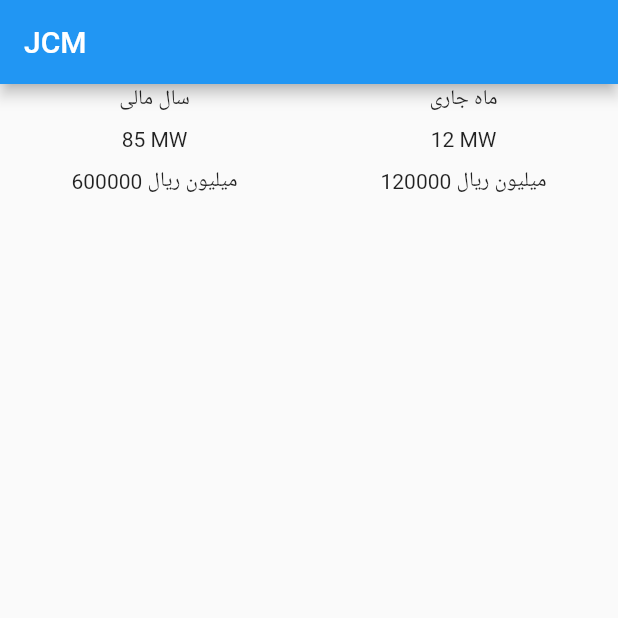
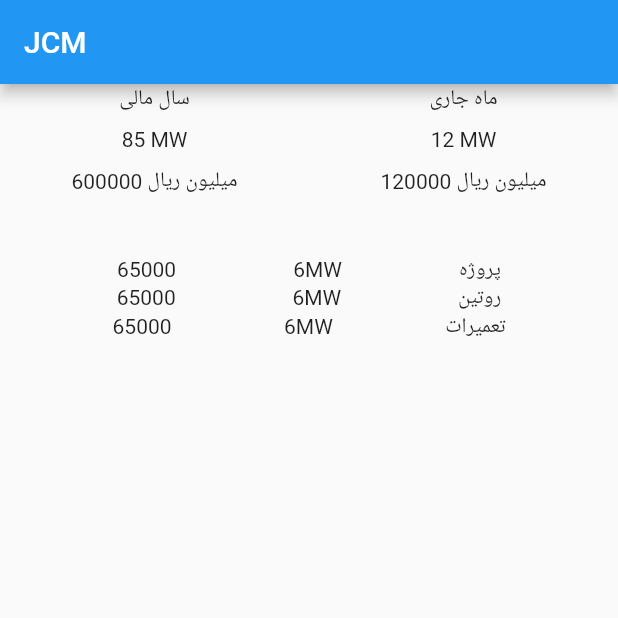
Before and after one commit to b-liva/japp, a Flutter app: the screen it shows after launch, on a phone screen of 412 x 824 dp, the top half of it. Run offline on Flutter 3.47's test engine with Material 2 defaults, Android fonts, the light colour scheme and no system bars.

Commit message:
Add monthly stats by project type

```diff
--- a/lib/main.dart
+++ b/lib/main.dart
@@ -14,7 +14,9 @@ class Home extends StatelessWidget {
         title: Text('JCM '),
 //      backgroundColor: Colors.blueAccent[200],
       ),
-      body: Row(
+      body: Column(
+        children: [
+          Row(
             textDirection: TextDirection.rtl,
             mainAxisAlignment: MainAxisAlignment.spaceAround,
             children: [
@@ -37,6 +39,40 @@ class Home extends StatelessWidget {
                 ],
               ),
             ],
+          ),
+          SizedBox(height: 40),
+          Column(
+            children: [
+              Row(
+                textDirection: TextDirection.rtl,
+                mainAxisAlignment: MainAxisAlignment.spaceEvenly,
+                children: [
+                  Text('پروژه'),
+                  Text('6MW'),
+                  Text('65000'),
+                ],
+              ),
+              Row(
+                textDirection: TextDirection.rtl,
+                mainAxisAlignment: MainAxisAlignment.spaceEvenly,
+                children: [
+                  Text('روتین'),
+                  Text('6MW'),
+                  Text('65000'),
+                ],
+              ),
+              Row(
+                textDirection: TextDirection.rtl,
+                mainAxisAlignment: MainAxisAlignment.spaceEvenly,
+                children: [
+                  Text('تعمیرات'),
+                  Text('6MW'),
+                  Text('65000'),
+                ],
+              ),
+            ],
+          )
+        ],
       )
     );
   }
```
Lines whose indentation alone changed are shown as unchanged.
